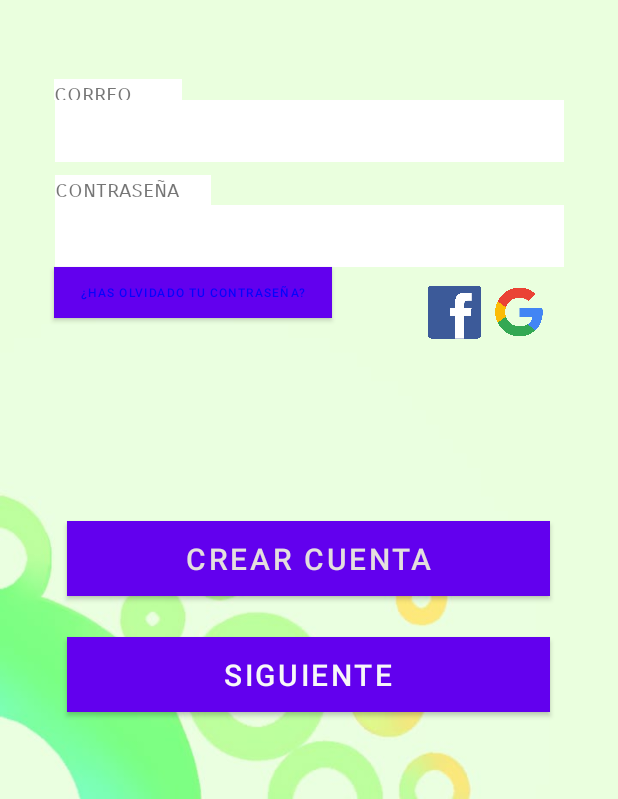
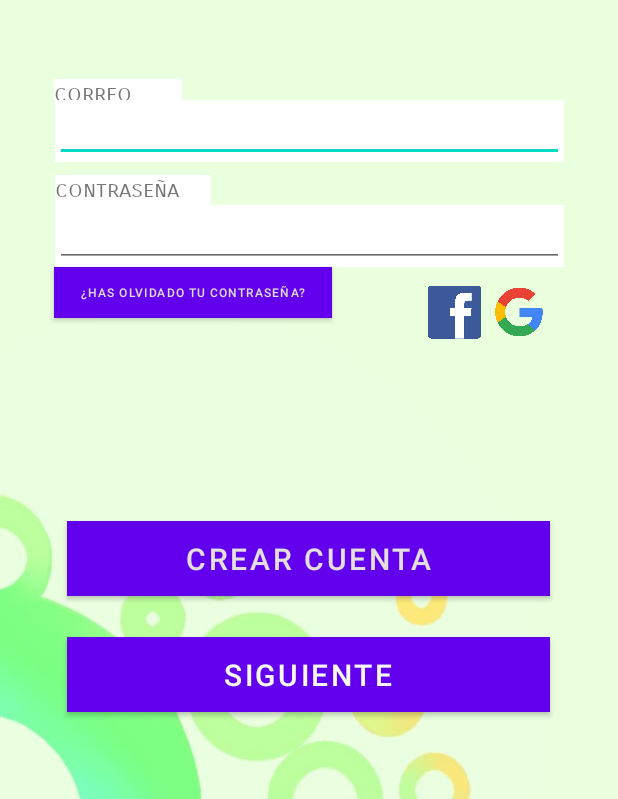
Before and after one commit to jorge991o/English-Adventure, an Android app: the screen it shows after launch (InicioActivity before the commit, LoginActivity after it), on a phone screen of 412 x 824 dp, the part 437-1236 px from its top. Run offline under Robolectric (Android 15) with nearby library versions, the phone set to English and light mode, and no system bars.

Commit message:
Revisado enlace de activityes

```diff
--- a/app/src/main/java/com/stasoft/inglishadventure/InicioActivity.kt
+++ b/app/src/main/java/com/stasoft/inglishadventure/InicioActivity.kt
@@ -1,11 +1,12 @@
 package com.stasoft.inglishadventure
 
 
+import android.content.Intent
 import androidx.appcompat.app.AppCompatActivity
 import android.os.Bundle
+import android.widget.Toast
 import com.stasoft.inglishadventure.databinding.ActivityInicioBinding
-
-
+import java.lang.Thread.sleep
 
 
 class InicioActivity : AppCompatActivity() {
@@ -13,36 +14,18 @@ class InicioActivity : AppCompatActivity() {
     private lateinit var binding: ActivityInicioBinding
     override fun onCreate(savedInstanceState: Bundle?) {
         super.onCreate(savedInstanceState)
-        println("onCreate")
-        binding = ActivityInicioBinding.inflate(layoutInflater)
-        setContentView(R.layout.activity_login)
-
-
+         binding = ActivityInicioBinding.inflate(layoutInflater)
+         setContentView(binding.root)
     }
 
     override fun onStart() {
         super.onStart()
-        println("onStart")
+        Toast.makeText(this, "hola",Toast.LENGTH_LONG)
+        sleep(3000)
 
+        finish()
+        val intent = Intent(this, LoginActivity::class.java)
+        startActivity(intent)
     }
 
-    override fun onResume() {
-        super.onResume()
-        println("onResume")
-    }
-
-    override fun onPause() {
-        super.onPause()
-        println(" onPause")
-    }
-
-    override fun onStop() {
-        super.onStop()
-        println("onStop")
-    }
-
-    override fun onDestroy() {
-        super.onDestroy()
-        println("onDestroy")
-    }
 }
--- a/app/src/main/java/com/stasoft/inglishadventure/LoginActivity.kt
+++ b/app/src/main/java/com/stasoft/inglishadventure/LoginActivity.kt
@@ -16,7 +16,7 @@ class LoginActivity : AppCompatActivity() {
         super.onCreate(savedInstanceState)
 
         binding = ActivityLoginBinding.inflate(layoutInflater)
-        setContentView(R.layout.activity_name)
+        setContentView(binding.root)
 
         binding.buttonSiguiente.setOnClickListener(){
             val intent = Intent(this, NameActivity ::class.java)
--- a/app/src/main/java/com/stasoft/inglishadventure/NameActivity.kt
+++ b/app/src/main/java/com/stasoft/inglishadventure/NameActivity.kt
@@ -6,7 +6,6 @@ import android.os.Bundle
 import androidx.appcompat.app.AppCompatActivity
 import androidx.core.view.WindowCompat
 
-import androidx.navigation.ui.AppBarConfiguration
 
 import com.stasoft.inglishadventure.databinding.ActivityNameBinding
 
@@ -19,7 +18,7 @@ class NameActivity : AppCompatActivity() {
         super.onCreate(savedInstanceState)
 
         binding = ActivityNameBinding.inflate(layoutInflater)
-        setContentView(R.layout.activity_menu)
+        setContentView(binding.root)
 
         binding.Buttoninicial.setOnClickListener() {
             val intent = Intent(this, MenuActivity::class.java)
--- a/app/src/main/res/layout/activity_inicio.xml
+++ b/app/src/main/res/layout/activity_inicio.xml
@@ -5,7 +5,7 @@
     android:layout_width="match_parent"
     android:layout_height="match_parent"
     android:background="@drawable/fondo"
-    tools:context=".InicioActivity">
+    tools:context="InicioActivity">
     "@string/appbar_scrolling_view_behavior" >
 
     <ImageView
--- a/app/src/main/res/layout/activity_login.xml
+++ b/app/src/main/res/layout/activity_login.xml
@@ -92,6 +92,13 @@
         app:layout_constraintTop_toTopOf="@+id/imageView4"
         app:layout_constraintVertical_bias="0.494">
 
+
+        <EditText
+            android:id="@+id/editTextTextPersonName"
+            android:layout_width="match_parent"
+            android:layout_height="wrap_content"
+            android:ems="10"
+            android:inputType="textPersonName" />
     </FrameLayout>
 
     <FrameLayout
@@ -104,6 +111,12 @@
         app:layout_constraintTop_toBottomOf="@+id/frameLayout"
         app:layout_constraintVertical_bias="0.103">
 
+        <EditText
+            android:id="@+id/editTextTextPersonName2"
+            android:layout_width="match_parent"
+            android:layout_height="wrap_content"
+            android:ems="10"
+            android:inputType="textPersonName" />
     </FrameLayout>
 
     <Button
@@ -131,7 +144,7 @@
         android:layout_height="34dp"
         android:background="@color/black"
         android:text="¿Has olvidado tu contraseña?"
-        android:textColor="#0404FC"
+        android:textColor="#DDDAD3"
         android:textSize="8dp"
         app:layout_constraintBottom_toBottomOf="parent"
         app:layout_constraintEnd_toStartOf="@+id/imageView7"
--- a/app/src/main/res/values/strings.xml
+++ b/app/src/main/res/values/strings.xml
@@ -1,5 +1,5 @@
 <resources>
-    <string name="app_name">Inglish Adventure</string>
+    <string name="app_name">English Adventure</string>
     <string name="title_activity_main2">MainActivity2</string>
     <!-- Strings used for fragments for navigation -->
     <string name="first_fragment_label">First Fragment</string>
```
Also changed, not shown: app/src/main/AndroidManifest.xml (+10 -11 lines).
